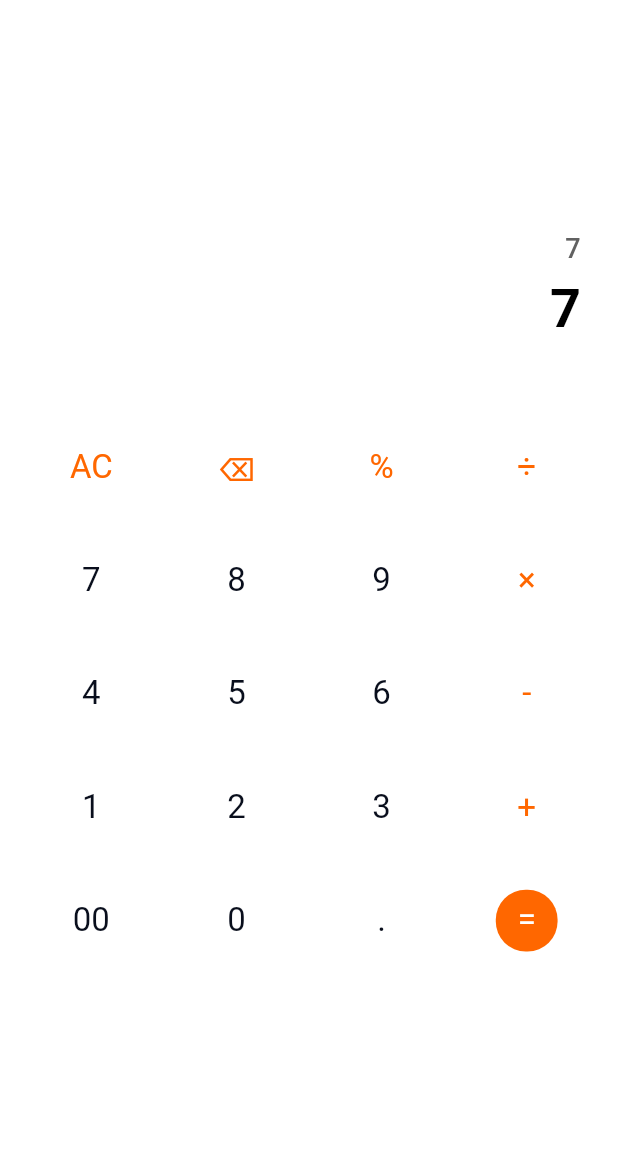
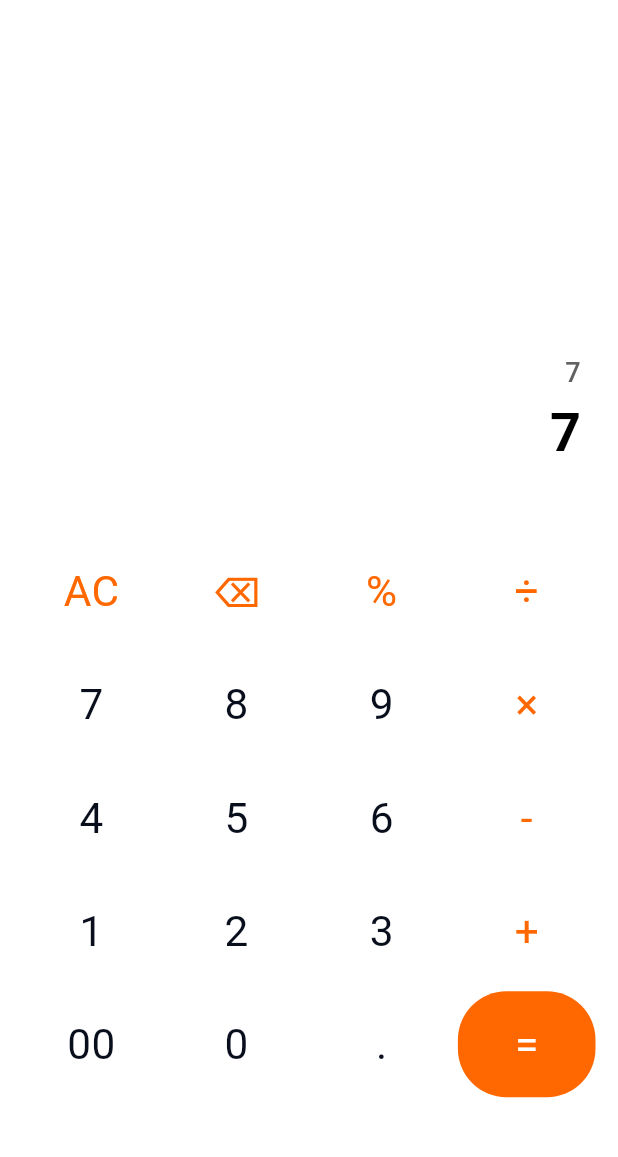
Before and after one commit to NadaAlaa1/YoungDevInterns_Flutter_Tasks, a Flutter app: the screen it shows after launch, after a tap on an icon or button, on a phone screen of 412 x 824 dp, the part 63-1220 px from its top. Run offline on Flutter 3.47's test engine with Material 3 defaults, Android fonts, the light colour scheme and no system bars; our stand-ins replace hive, hive_flutter, math_expressions; accounts and stored records are empty.

Commit message:
finished calculator app

```diff
--- a/flutter_calculator/lib/imports.dart
+++ b/flutter_calculator/lib/imports.dart
@@ -41,44 +41,41 @@ class CalculatorButton extends StatelessWidget {
 
   @override
   Widget build(BuildContext context) {
-    final calculatorProvider =
-        Provider.of<CalculatorProvider>(context, listen: false);
-    final TextStyle? textStyle = Theme.of(context).textTheme.titleLarge;
-    final mediaQuery = MediaQuery.of(context).size;
+    return LayoutBuilder(
+      builder: (context, constraints) {
+        final buttonSize = constraints.maxWidth * 0.88; // Reduced size slightly
         return Material(
           color: backgroundColor,
           child: InkWell(
-        borderRadius: BorderRadius.circular(20.0),
-        onTap: () {
-          calculatorProvider.addToEquation(
-            label,
-            canBeFirst,
-            context,
-          );
-        },
-        child: Center(
-          child: isEqualSign
-              ? Container(
-                  height: mediaQuery.width * 0.1,
-                  width: mediaQuery.width * 0.1,
-                  decoration: BoxDecoration(
-                    borderRadius: BorderRadius.circular(20),
+            customBorder: const CircleBorder(),
+            onTap: () => Provider.of<CalculatorProvider>(context, listen: false)
+                .addToEquation(label, canBeFirst, context),
+            child: Container(
+              width: buttonSize,
+              height: buttonSize,
+              decoration: isEqualSign
+                  ? BoxDecoration(
+                      borderRadius: BorderRadius.circular(buttonSize * 0.4),
                       color: orangeColor,
-                  ),
+                    )
+                  : null,
               child: Center(
                 child: Text(
                   label,
-                      style: textStyle?.copyWith(color: backgroundColor),
-                    ),
-                  ),
-                )
-              : Text(
-                  label,
-                  style: textStyle?.copyWith(
-                      color: isColored ? orangeColor : buttonsBackgroundColor),
+                  style: TextStyle(
+                    fontSize: buttonSize * 0.35, // Slightly smaller font
+                    color: isColored
+                        ? orangeColor
+                        : isEqualSign
+                            ? backgroundColor
+                            : buttonsBackgroundColor,
                   ),
                 ),
               ),
+            ),
+          ),
+        );
+      },
     );
   }
 }
--- a/flutter_calculator/lib/screens/calculator.dart
+++ b/flutter_calculator/lib/screens/calculator.dart
@@ -22,7 +22,7 @@ class Calculator extends StatelessWidget {
         children: [
           Container(
             width: mediaQuery.width,
-            height: mediaQuery.height * .3,
+            height: mediaQuery.height * .4,
             padding: EdgeInsets.symmetric(
               vertical: mediaQuery.width * 0.08,
               horizontal: mediaQuery.width * 0.06,
```
Also changed, not shown: flutter_calculator/lib/screens/history.dart (+11 -9 lines). Lines whose indentation alone changed are shown as unchanged.
